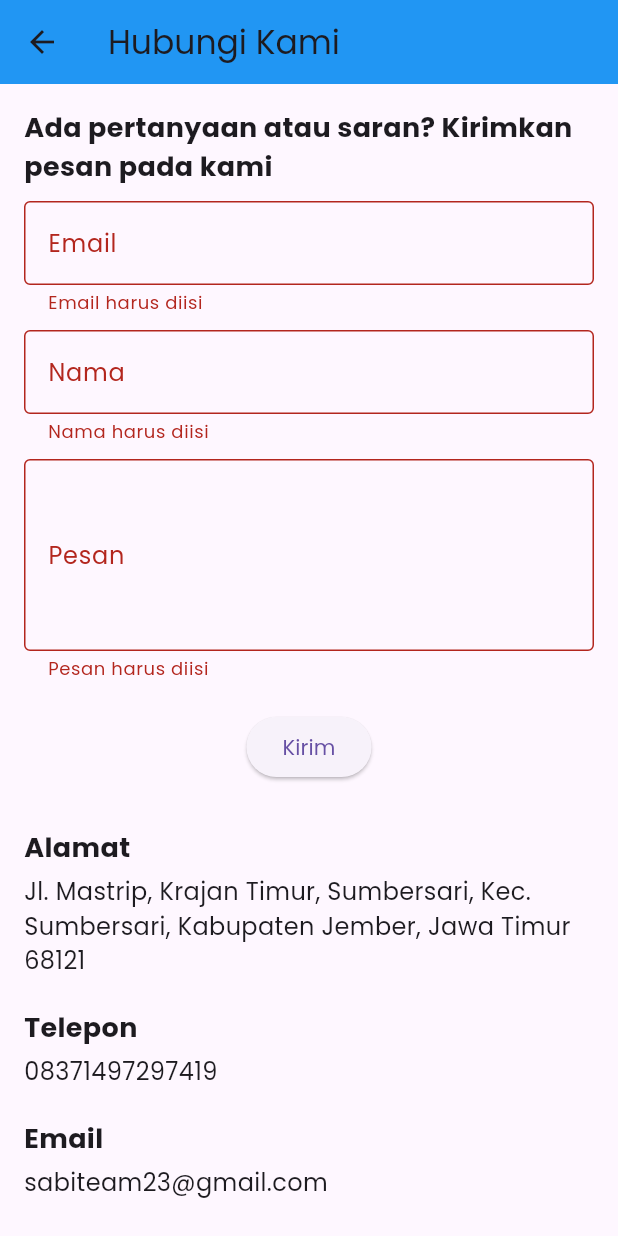
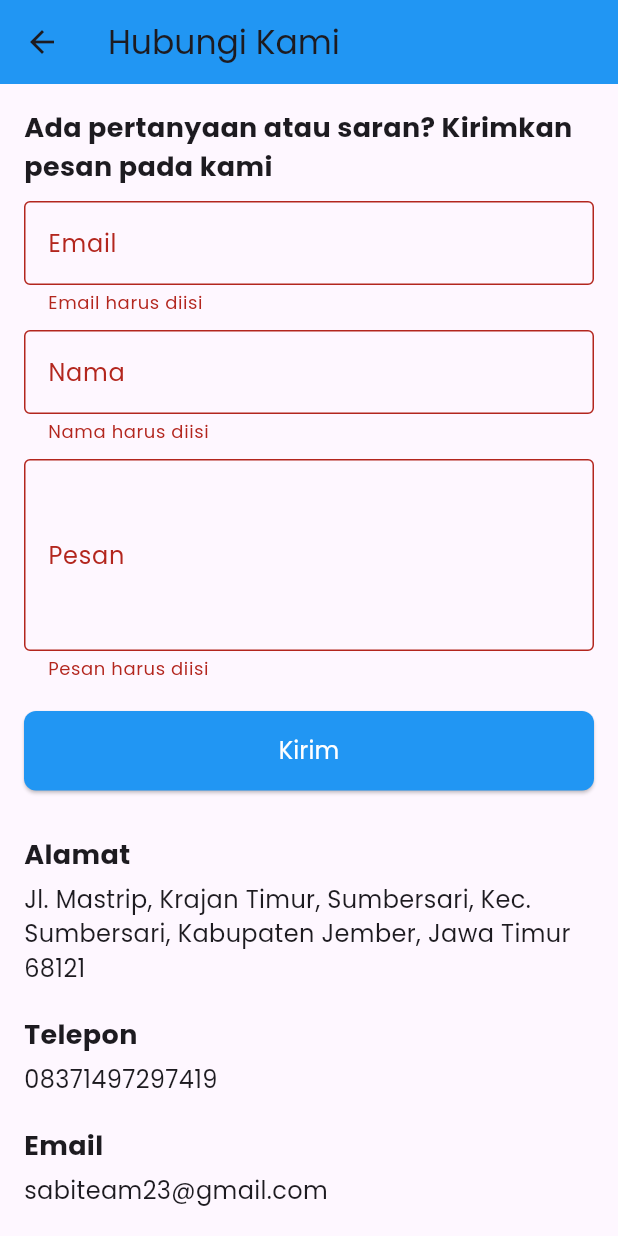
Before and after one commit to SlowCode-alt/JTICare, a Flutter app: the HubungiKamiPage screen opened directly, after a tap on "Kirim", on a phone screen of 412 x 824 dp. Run offline on Flutter 3.47's test engine with Material 3 defaults, Android fonts, the phone set to English and light mode, and no system bars; our stand-ins replace cached_network_image, flutter_dotenv, image_picker, shared_preferences, webview_flutter; accounts and stored records are empty.

Commit message:
update hubungi kami

```diff
--- a/lib/API/api_config.dart
+++ b/lib/API/api_config.dart
@@ -30,7 +30,6 @@ class ApiConfig {
   static Uri get updateProfileUrl => buildUrl('update-profile');
   static Uri get updateProfileImageUrl => buildUrl('update-profile-image');
   static Uri get ubahPasswordPengaturanAkunUrl => buildUrl('update-password');
-  static Uri get deleteAccountPengaturanAkunUrl => buildUrl('hapus-akun');
   static Uri get sendEmailUrl => buildUrl('hubungi-kami');
   static Uri get fetchNotifikasiUrl => buildUrl('transaksi-user');
 
--- a/lib/dashboard/profil/hubungikami.dart
+++ b/lib/dashboard/profil/hubungikami.dart
@@ -2,6 +2,7 @@ import 'dart:convert';
 import 'package:flutter/material.dart';
 import 'package:http/http.dart' as http;
 import 'package:project_akhir_donasi_android/API/api_config.dart';
+import 'package:shared_preferences/shared_preferences.dart'; // Import SharedPreferences
 
 class HubungiKamiPage extends StatefulWidget {
   const HubungiKamiPage({super.key});
@@ -15,9 +16,39 @@ class _HubungiKamiPageState extends State<HubungiKamiPage> {
   final TextEditingController _emailController = TextEditingController();
   final TextEditingController _namaController = TextEditingController();
   final TextEditingController _pesanController = TextEditingController();
+  bool _isLoading = false; // State loading untuk tombol kirim
+
+  @override
+  void initState() {
+    super.initState();
+    _loadUserData(); // Panggil fungsi untuk memuat data pengguna (email & nama)
+  }
+
+  // Fungsi untuk memuat email dan nama dari SharedPreferences
+  Future<void> _loadUserData() async {
+    final prefs = await SharedPreferences.getInstance();
+    final userEmail = prefs.getString('email'); // Ambil email
+    final userFullname = prefs.getString('fullname'); // Ambil nama lengkap
+
+    if (mounted) {
+      // Pastikan widget masih mounted sebelum setState
+      setState(() {
+        if (userEmail != null) {
+          _emailController.text = userEmail; // Set nilai email ke controller
+        }
+        if (userFullname != null) {
+          _namaController.text = userFullname; // Set nilai nama ke controller
+        }
+      });
+    }
+  }
 
   void _kirimPesan() async {
     if (_formKey.currentState!.validate()) {
+      setState(() {
+        _isLoading = true; // Mulai loading
+      });
+
       try {
         final response = await http.post(
           ApiConfig.sendEmailUrl,
@@ -29,24 +60,48 @@ class _HubungiKamiPageState extends State<HubungiKamiPage> {
           }),
         );
 
-        if (response.statusCode == 200) {
-          ScaffoldMessenger.of(context).showSnackBar(
-            const SnackBar(content: Text('Pesan berhasil dikirim')),
-          );
-          _emailController.clear();
-          _namaController.clear();
-          _pesanController.clear();
+        if (!mounted)
+          return; // Penting: Cek mounted sebelum setState/ScaffoldMessenger
+
+        // Tangani respons kosong
+        if (response.body.isEmpty) {
+          _showSnackBar('Server mengembalikan respons kosong.');
+          return;
+        }
+
+        final Map<String, dynamic> responseData =
+            json.decode(response.body); // Dekode JSON
+
+        if (response.statusCode == 200 && responseData['status'] == 'success') {
+          _showSnackBar(responseData['message'] ?? 'Pesan berhasil dikirim');
+          // Field email dan nama tidak perlu dikosongkan karena otomatis dari profil
+          _pesanController.clear(); // Kosongkan hanya pesan
         } else {
-          ScaffoldMessenger.of(context).showSnackBar(
-            const SnackBar(content: Text('Gagal mengirim pesan')),
-          );
+          // Tangani error dari server (misal validasi gagal, status 'error')
+          _showSnackBar(responseData['message'] ?? 'Gagal mengirim pesan');
         }
       } catch (e) {
-        ScaffoldMessenger.of(context).showSnackBar(
-          SnackBar(content: Text('Terjadi kesalahan: $e')),
-        );
+        // Tangani FormatException atau error jaringan lainnya
+        if (e is FormatException) {
+          _showSnackBar('Terjadi kesalahan format data dari server. (Cek log)');
+        } else {
+          _showSnackBar('Terjadi kesalahan: $e');
+        }
+      } finally {
+        if (mounted) {
+          setState(() {
+            _isLoading = false; // Berhenti loading
+          });
+        }
       }
     }
+  }
+
+  void _showSnackBar(String message) {
+    if (!mounted) return;
+    ScaffoldMessenger.of(context).showSnackBar(
+      SnackBar(content: Text(message)),
+    );
   }
 
   @override
@@ -85,9 +140,10 @@ class _HubungiKamiPageState extends State<HubungiKamiPage> {
                       border: OutlineInputBorder(),
                     ),
                     keyboardType: TextInputType.emailAddress,
+                    readOnly: true, // Email hanya bisa dibaca
                     validator: (value) {
                       if (value == null || value.isEmpty) {
-                        return 'Email harus diisi';
+                        return 'Email harus diisi'; // Ini mungkin tidak akan terjadi jika email selalu ada
                       }
                       if (!RegExp(r'^[\w-.]+@([\w-]+\.)+[\w-]{2,4}$')
                           .hasMatch(value)) {
@@ -103,6 +159,7 @@ class _HubungiKamiPageState extends State<HubungiKamiPage> {
                       labelText: 'Nama',
                       border: OutlineInputBorder(),
                     ),
+                    readOnly: true, // Nama hanya bisa dibaca
                     validator: (value) {
                       if (value == null || value.isEmpty) {
                         return 'Nama harus diisi';
@@ -126,9 +183,24 @@ class _HubungiKamiPageState extends State<HubungiKamiPage> {
                     },
                   ),
                   const SizedBox(height: 20),
-                  ElevatedButton(
-                    onPressed: _kirimPesan,
-                    child: const Text('Kirim'),
+                  SizedBox(
+                    width: double.infinity,
+                    child: ElevatedButton(
+                      onPressed: _isLoading
+                          ? null
+                          : _kirimPesan, // Nonaktifkan saat loading
+                      style: ElevatedButton.styleFrom(
+                        backgroundColor: Colors.blue,
+                        foregroundColor: Colors.white,
+                        padding: const EdgeInsets.symmetric(vertical: 15),
+                        shape: RoundedRectangleBorder(
+                          borderRadius: BorderRadius.circular(8),
+                        ),
+                      ),
+                      child: _isLoading
+                          ? const CircularProgressIndicator(color: Colors.white)
+                          : const Text('Kirim', style: TextStyle(fontSize: 16)),
+                    ),
                   ),
                 ],
               ),
```
Also changed, not shown: lib/dashboard/Donasi_Screen.dart (+20 -51 lines), lib/dashboard/profil/pengaturanakun.dart (+63 -104 lines).
